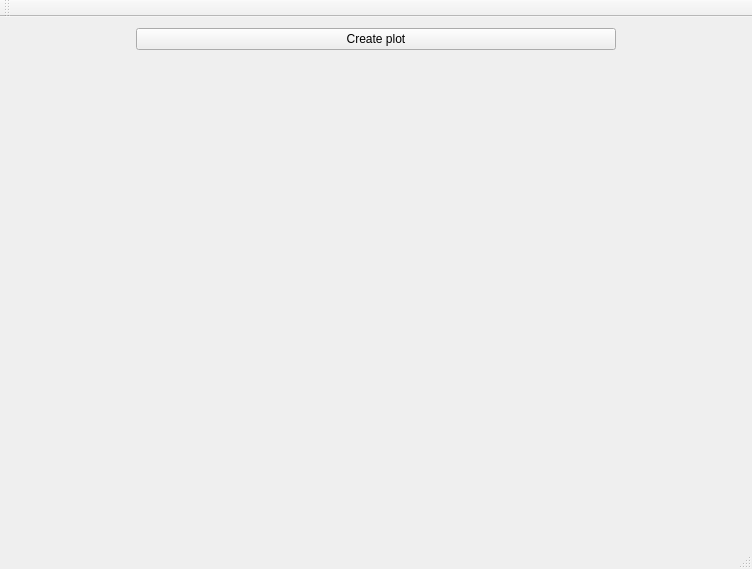
Polymedia/VIP-Proto, file src/REditor/MainWindow.ui: the form before one commit.
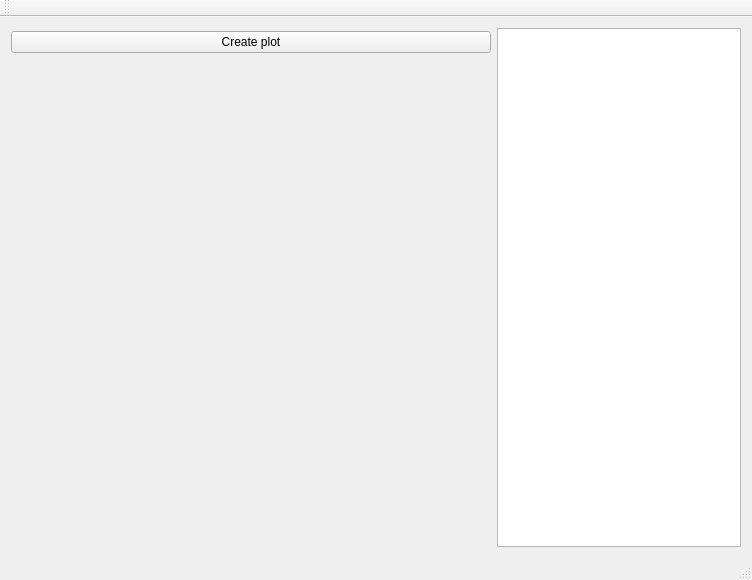
The form after the commit.

```diff
--- a/src/REditor/MainWindow.ui
+++ b/src/REditor/MainWindow.ui
@@ -7,7 +7,7 @@
     <x>0</x>
     <y>0</y>
     <width>752</width>
-    <height>388</height>
+    <height>580</height>
    </rect>
   </property>
   <property name="windowTitle">
@@ -45,6 +45,9 @@
       </item>
      </layout>
     </item>
+    <item>
+     <widget class="QListWidget" name="listWidget"/>
+    </item>
    </layout>
   </widget>
   <widget class="QMenuBar" name="menuBar">
```
